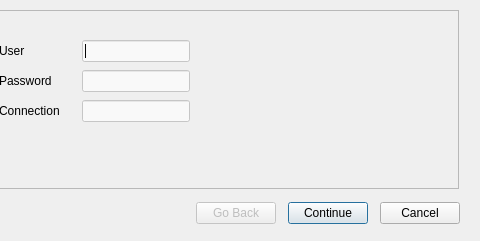
Before: the Qt Designer form lobwizard/LobWizard.ui in rdOxalis/lobshooter, drawn with Qt 5; both pictures show x 220 to 700 and y 0 to 241 of the 700 by 241 pixel window.
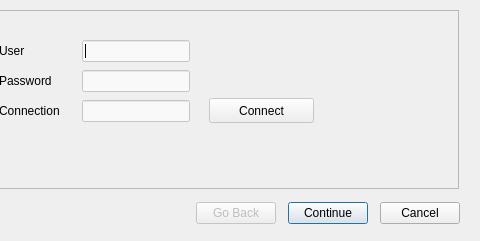
After: the same form once the commit is applied.

```diff
--- a/lobwizard/LobWizard.ui
+++ b/lobwizard/LobWizard.ui
@@ -76,6 +76,19 @@
      </item>
     </layout>
    </widget>
+   <widget class="QPushButton" name="connectButton">
+    <property name="geometry">
+     <rect>
+      <x>240</x>
+      <y>80</y>
+      <width>105</width>
+      <height>25</height>
+     </rect>
+    </property>
+    <property name="text">
+     <string>Connect</string>
+    </property>
+   </widget>
   </widget>
   <widget class="QWizardPage" name="wizardPage1">
    <widget class="QWidget" name="">
```
Left out of the diff: 2 changed lines with no effect on the pictures.
